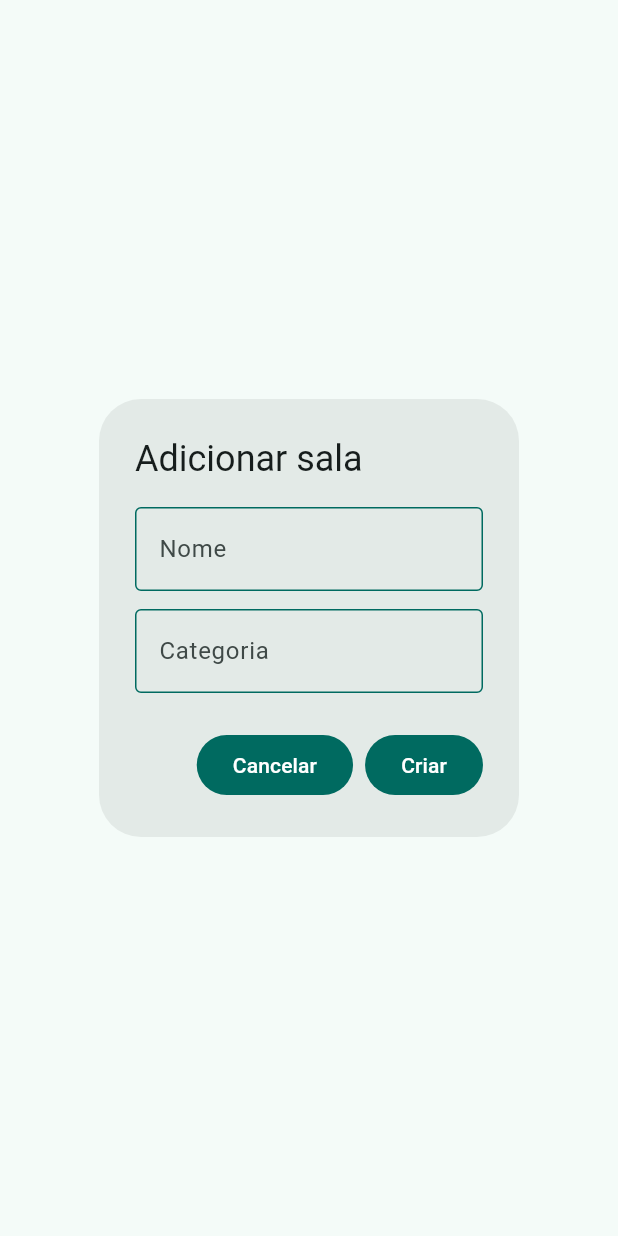
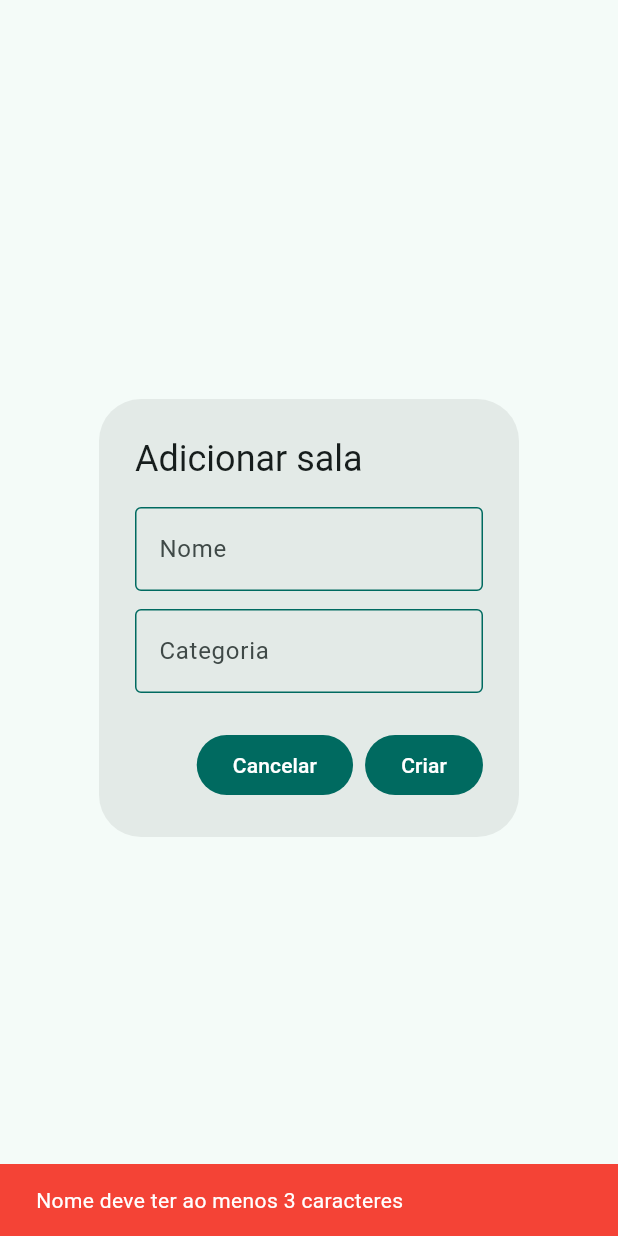
Before and after one commit to rodolfoHOk/dio.chat-flutter, a Flutter app: the AddRoomModal widget shown alone on an empty page, opened directly, after a tap on "Criar", on a phone screen of 412 x 824 dp. Run offline on Flutter 3.47's test engine with Material 3 defaults, Android fonts, the phone set to English and light mode, and no system bars; our stand-ins replace cloud_firestore, firebase_core, get_it; accounts and stored records are empty.

Commit message:
feat: use chat service in add room modal

```diff
--- a/lib/shared/widgets/add_room_modal.dart
+++ b/lib/shared/widgets/add_room_modal.dart
@@ -1,5 +1,7 @@
+import 'package:flutter/material.dart';
+import 'package:chat_flutter/main.dart';
+import 'package:chat_flutter/services/chat_service.dart';
 import 'package:chat_flutter/shared/widgets/custom_form_field.dart';
-import 'package:flutter/material.dart';
 
 class AddRoomModal extends StatelessWidget {
   const AddRoomModal({super.key});
@@ -8,6 +10,20 @@ class AddRoomModal extends StatelessWidget {
   Widget build(BuildContext context) {
     var nameController = TextEditingController(text: "");
     var categoryController = TextEditingController(text: "");
+
+    void showErrorMessage(String message) {
+      ScaffoldMessenger.of(context).showSnackBar(
+        SnackBar(
+          backgroundColor: Colors.red,
+          content: Text(
+            message,
+            style: const TextStyle(
+              color: Colors.white,
+            ),
+          ),
+        ),
+      );
+    }
 
     return AlertDialog(
       title: const Text("Adicionar sala"),
@@ -33,7 +49,22 @@ class AddRoomModal extends StatelessWidget {
           child: const Text("Cancelar"),
         ),
         FilledButton(
-          onPressed: () {},
+          onPressed: () async {
+            if (nameController.text.trim().length < 3) {
+              showErrorMessage("Nome deve ter ao menos 3 caracteres");
+              return;
+            }
+            if (categoryController.text.trim().length < 3) {
+              showErrorMessage("Categoria deve ter ao menos 3 caracteres");
+              return;
+            }
+            var chatService = getIt.get<ChatService>();
+            await chatService.create(
+                nameController.text, categoryController.text);
+            if (context.mounted) {
+              Navigator.pop(context);
+            }
+          },
           child: const Text("Criar"),
         ),
       ],
```
